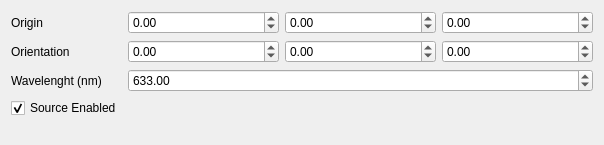
First picture: the form in freecad/pyoptools/GUI/Ray.ui, repository cihologramas/freecad-pyoptools, before the edit.
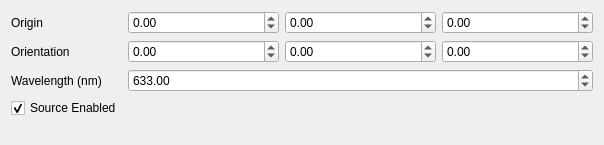
Second picture: the form after the edit.

Commit message: Fix 'wavelength' typo

What changed in the file:
```diff
--- a/freecad/pyoptools/GUI/Ray.ui
+++ b/freecad/pyoptools/GUI/Ray.ui
@@ -105,7 +105,7 @@
    <item row="4" column="0">
     <widget class="QLabel" name="label_3">
      <property name="text">
-      <string>Wavelenght (nm)</string>
+      <string>Wavelength (nm)</string>
      </property>
     </widget>
    </item>
```
Left out of the diff: 2 changed lines with no effect on the pictures. The commit also changes 7 other files.
